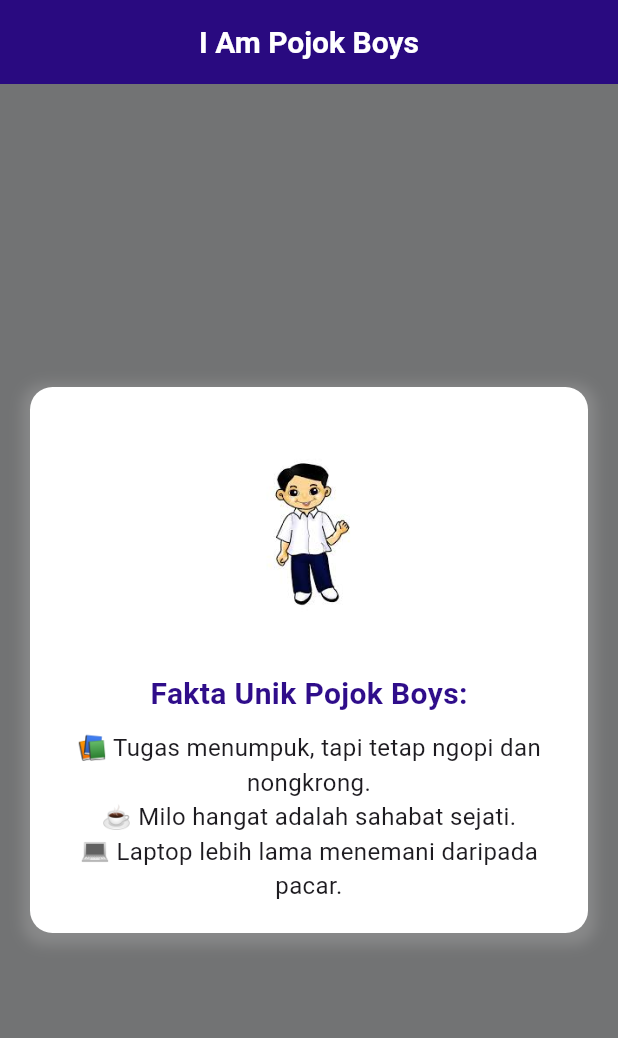
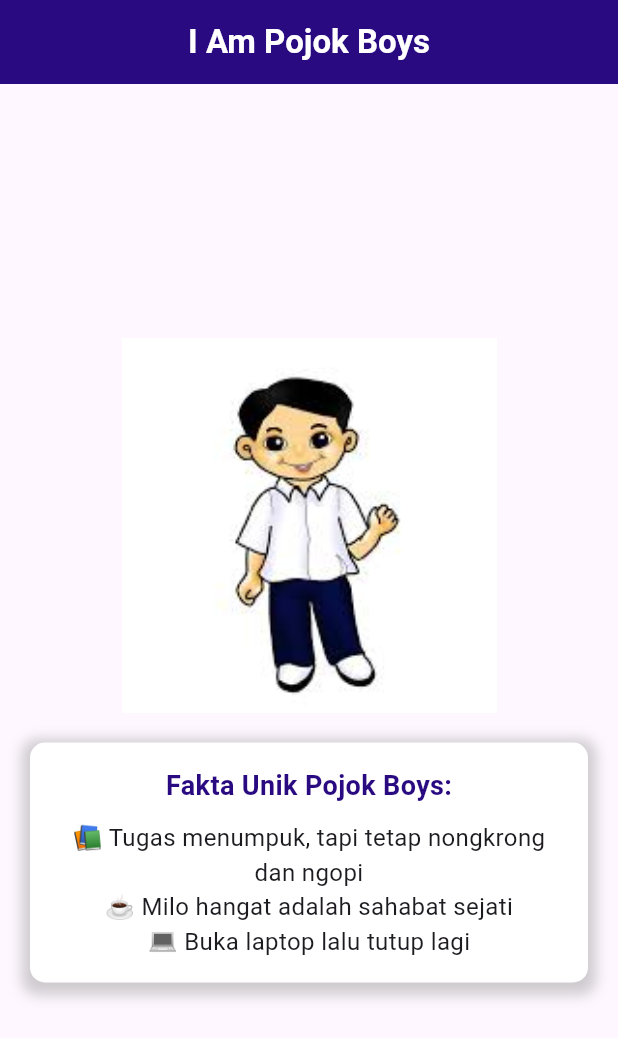
Before and after one commit to mardlian030405/Tugas-Pemrograman-Mobile-Tugas-1, a Flutter app: the screen it shows after launch, on a phone screen of 412 x 824 dp. Shown: the top 1038 px of the screen. Run offline on Flutter 3.47's test engine with Material 3 defaults, Android fonts, the light colour scheme and no system bars.

Commit message:
fixed dart main

```diff
--- a/lib/main.dart
+++ b/lib/main.dart
@@ -1,127 +1,103 @@
 import 'package:flutter/material.dart';
 
-// Fungsi utama yang menjalankan aplikasi Flutter
+// Fungsi utama untuk menjalankan aplikasi
 void main() {
   runApp(const MyApp());
 }
 
-// Widget Stateless yang menjadi root aplikasi
+// Widget utama aplikasi
 class MyApp extends StatelessWidget {
   const MyApp({super.key});
 
   @override
   Widget build(BuildContext context) {
     return MaterialApp(
-      debugShowCheckedModeBanner:
-          false, // Menghilangkan label debug di pojok kanan atas
-      title: 'I Am Pojok Boys', // Judul aplikasi
-      theme: ThemeData(
-        primarySwatch: Colors.blue, // Warna utama aplikasi
-        scaffoldBackgroundColor: const Color.fromARGB(
-          255,
-          114,
-          115,
-          116,
-        ), // Warna latar belakang aplikasi
-      ),
-      home: const HomeScreen(), // Mengatur halaman utama aplikasi
-    );
-  }
-}
-
-// Widget Stateless untuk halaman utama aplikasi
-class HomeScreen extends StatelessWidget {
-  const HomeScreen({super.key});
-
-  @override
-  Widget build(BuildContext context) {
-    return Scaffold(
+      debugShowCheckedModeBanner: false, // Menghilangkan label debug
+      home: Scaffold(
+        // AppBar sebagai header aplikasi
         appBar: AppBar(
-        title: Text(
-          'I Am Pojok Boys',
+          title: const Text(
+            "I Am Pojok Boys",
             style: TextStyle(
               color: Colors.white, // Warna teks putih
-            fontSize: 20, // Ukuran font
-            fontWeight: FontWeight.bold, // Ketebalan font
+              fontWeight: FontWeight.bold, // Teks tebal
             ),
-        ), // Judul pada AppBar
-        backgroundColor: const Color.fromARGB(255, 41, 10, 128), // Warna AppBar
-        centerTitle: true, // Membuat judul berada di tengah
           ),
-      body: SafeArea(
-        // Menghindari area yang tertutup oleh status bar atau notch
-        child: Center(
-          child: SingleChildScrollView(
-            // Memungkinkan konten di-scroll jika melebihi layar
+          backgroundColor: Color.fromARGB(
+            255,
+            41,
+            10,
+            128,
+          ), // Warna latar belakang
+          centerTitle: true, // Posisi teks di tengah
+        ),
+        body: Center(
           child: Padding(
             padding: const EdgeInsets.symmetric(
               horizontal: 20.0,
-              ), // Memberikan padding kiri dan kanan
+            ), // Padding kiri & kanan
             child: Column(
               mainAxisAlignment:
-                    MainAxisAlignment
-                        .center, // Menyusun widget di tengah secara vertikal
+                  MainAxisAlignment.center, // Posisi di tengah vertikal
               children: [
+                // Menampilkan gambar dari assets
+                Image.asset(
+                  'assets/murid.jpg',
+                  width: 250, // Lebar gambar
+                  height: 250, // Tinggi gambar
+                  fit: BoxFit.cover, // Menyesuaikan ukuran gambar
+                ),
+                const SizedBox(height: 20), // Jarak antar elemen
                 Container(
-                    padding: const EdgeInsets.all(
-                      20.0,
-                    ), // Memberikan ruang di dalam container
+                  padding: const EdgeInsets.all(16), // Padding dalam container
                   decoration: BoxDecoration(
-                      color: Colors.white, // Warna latar belakang container
-                      borderRadius: BorderRadius.circular(
-                        15,
-                      ), // Membuat sudut container melengkung
+                    color: Colors.white, // Warna latar container
+                    borderRadius: BorderRadius.circular(10), // Sudut melengkung
                     boxShadow: [
-                        // Efek bayangan agar tampilan lebih menarik
                       BoxShadow(
-                          color: const Color.fromARGB(
-                            255,
-                            158,
-                            158,
-                            158,
-                          ).withOpacity(
-                            0.5,
-                          ), // Warna bayangan dengan transparansi
-                          spreadRadius: 5, // Menyebarkan bayangan
-                          blurRadius: 7, // Membuat bayangan lebih blur
+                        color: Colors.grey.withOpacity(0.5), // Warna bayangan
+                        spreadRadius: 5, // Penyebaran bayangan
+                        blurRadius: 7, // Efek blur bayangan
                         offset: const Offset(0, 3), // Posisi bayangan
                       ),
                     ],
                   ),
+                  child: const Column(
+                    children: [
+                      // Judul teks fakta unik
+                      Text(
+                        "Fakta Unik Pojok Boys:",
+                        style: TextStyle(
+                          fontSize: 18, // Ukuran teks
+                          fontWeight: FontWeight.bold, // Teks tebal
+                          color: Color.fromARGB(255, 41, 10, 128), // Warna teks
+                        ),
+                      ),
+                      SizedBox(height: 10), // Jarak antar teks
+                      Padding(
+                        padding: EdgeInsets.symmetric(
+                          horizontal: 10,
+                        ), // Padding teks
                         child: Column(
                           children: [
-                        Image.asset(
-                          'assets/murid.jpg', // Menampilkan gambar dari folder assets
-                          height: 150, // Tinggi gambar
-                          fit:
-                              BoxFit
-                                  .cover, // Menyesuaikan ukuran gambar agar tetap proporsional
+                            // Daftar fakta unik
+                            Text(
+                              "📚 Tugas menumpuk, tapi tetap nongkrong dan ngopi",
+                              style: TextStyle(fontSize: 16),
+                              textAlign: TextAlign.center, // Teks rata tengah
                             ),
-                        const SizedBox(
-                          height: 20,
-                        ), // Memberikan jarak antar elemen
-                        const Text(
-                          'Fakta Unik Pojok Boys:', // Judul teks
-                          style: TextStyle(
-                            fontSize: 20, // Ukuran teks
-                            fontWeight:
-                                FontWeight.bold, // Membuat teks lebih tebal
-                            color: Color.fromARGB(
-                              255,
-                              47,
-                              13,
-                              138,
-                            ), // Warna teks
+                            Text(
+                              "☕ Milo hangat adalah sahabat sejati",
+                              style: TextStyle(fontSize: 16),
+                              textAlign: TextAlign.center,
                             ),
+                            Text(
+                              "💻 Buka laptop lalu tutup lagi",
+                              style: TextStyle(fontSize: 16),
+                              textAlign: TextAlign.center,
                             ),
-                        const SizedBox(height: 10), // Jarak antara teks
-                        const Text(
-                          '📚 Tugas menumpuk, tapi tetap ngopi dan nongkrong.\n'
-                          '☕ Milo hangat adalah sahabat sejati.\n'
-                          '💻 Laptop lebih lama menemani daripada pacar.', // Konten teks fakta unik
-                          textAlign:
-                              TextAlign.center, // Membuat teks rata tengah
-                          style: TextStyle(fontSize: 16), // Ukuran teks
+                          ],
+                        ),
                       ),
                     ],
                   ),
@@ -131,7 +107,6 @@ class HomeScreen extends StatelessWidget {
           ),
         ),
       ),
-      ),
     );
   }
 }
```
Lines whose indentation alone changed are shown as unchanged.
